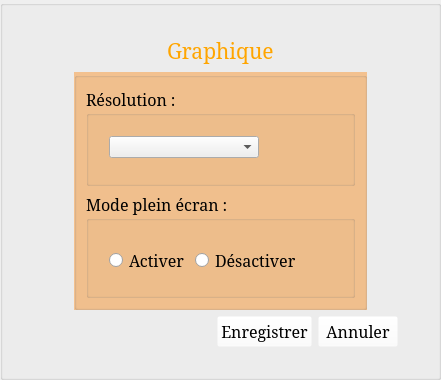
Qt form StreetCar/StreetCar/GraphicsOption.ui (paboccard/Projet_Prog_Jeu) before a commit.
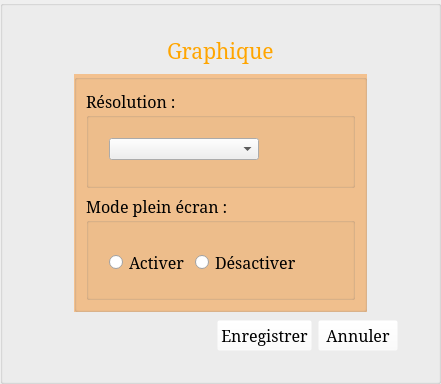
The same form after that commit. Icons and pictures are not drawn.

What changed in the file:
```diff
--- a/StreetCar/StreetCar/GraphicsOption.ui
+++ b/StreetCar/StreetCar/GraphicsOption.ui
@@ -7,7 +7,7 @@
     <x>0</x>
     <y>0</y>
     <width>441</width>
-    <height>358</height>
+    <height>384</height>
    </rect>
   </property>
   <property name="windowTitle">
@@ -57,6 +57,9 @@
       <property name="spacing">
        <number>6</number>
       </property>
+      <property name="sizeConstraint">
+       <enum>QLayout::SetMinimumSize</enum>
+      </property>
       <property name="leftMargin">
        <number>40</number>
       </property>
```
Left out of the diff: 11 changed lines with no effect on the pictures.
